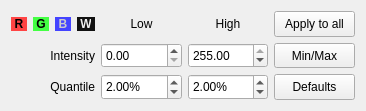
This is Code/Common/Gui/mvdColorBandDynamicsWidget.ui in orfeotoolbox/OTB as Qt 5 draws it before an edit. The edited form follows.
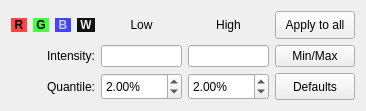
This is the edited form.

Commit message: ENH: Color-dynamics: arbitrary intensity values -- changed QDoubleSpinBox to QLineEdit with QDoubleValidator.

What changed in the file:
```diff
--- a/Code/Common/Gui/mvdColorBandDynamicsWidget.ui
+++ b/Code/Common/Gui/mvdColorBandDynamicsWidget.ui
@@ -17,23 +17,7 @@
    <locale language="C" country="AnyCountry"/>
   </property>
   <layout class="QGridLayout" name="gridLayout">
-   <item row="1" column="0">
-    <widget class="QLabel" name="intensityLabel">
-     <property name="sizePolicy">
-      <sizepolicy hsizetype="Preferred" vsizetype="Minimum">
-       <horstretch>0</horstretch>
-       <verstretch>0</verstretch>
-      </sizepolicy>
-     </property>
-     <property name="text">
-      <string>Intensity</string>
-     </property>
-     <property name="alignment">
-      <set>Qt::AlignRight|Qt::AlignTrailing|Qt::AlignVCenter</set>
-     </property>
-    </widget>
-   </item>
-   <item row="2" column="0">
+   <item row="3" column="0">
     <widget class="QLabel" name="quantileLabel">
      <property name="sizePolicy">
       <sizepolicy hsizetype="Preferred" vsizetype="Minimum">
@@ -42,14 +26,14 @@
       </sizepolicy>
      </property>
      <property name="text">
-      <string>Quantile</string>
+      <string>Quantile:</string>
      </property>
      <property name="alignment">
       <set>Qt::AlignRight|Qt::AlignTrailing|Qt::AlignVCenter</set>
      </property>
     </widget>
    </item>
-   <item row="2" column="2">
+   <item row="3" column="2">
     <widget class="QDoubleSpinBox" name="lowQuantileSpinBox">
      <property name="enabled">
       <bool>true</bool>
@@ -80,31 +64,35 @@
      </property>
     </widget>
    </item>
-   <item row="1" column="3">
-    <widget class="QDoubleSpinBox" name="highIntensitySpinBox">
-     <property name="enabled">
-      <bool>true</bool>
-     </property>
+   <item row="0" column="3">
+    <widget class="QLabel" name="highLabel">
      <property name="sizePolicy">
-      <sizepolicy hsizetype="Minimum" vsizetype="Minimum">
+      <sizepolicy hsizetype="Preferred" vsizetype="Minimum">
        <horstretch>0</horstretch>
        <verstretch>0</verstretch>
       </sizepolicy>
      </property>
-     <property name="toolTip">
-      <string>Set the higher intensity threshold. Values bellow this threshold will be clamped to 255.</string>
+     <property name="text">
+      <string>High</string>
      </property>
-     <property name="frame">
-      <bool>true</bool>
+     <property name="alignment">
+      <set>Qt::AlignCenter</set>
      </property>
-     <property name="suffix">
-      <string/>
+    </widget>
+   </item>
+   <item row="1" column="0">
+    <widget class="QLabel" name="intensityLabel">
+     <property name="sizePolicy">
+      <sizepolicy hsizetype="Preferred" vsizetype="Minimum">
+       <horstretch>0</horstretch>
+       <verstretch>0</verstretch>
+      </sizepolicy>
      </property>
-     <property name="maximum">
-      <double>255.000000000000000</double>
+     <property name="text">
+      <string>Intensity:</string>
      </property>
-     <property name="value">
-      <double>255.000000000000000</double>
+     <property name="alignment">
+      <set>Qt::AlignRight|Qt::AlignTrailing|Qt::AlignVCenter</set>
      </property>
     </widget>
    </item>
@@ -127,85 +115,6 @@
      </property>
     </widget>
    </item>
-   <item row="2" column="4">
-    <widget class="QPushButton" name="defaultsButton">
-     <property name="enabled">
-      <bool>true</bool>
-     </property>
-     <property name="sizePolicy">
-      <sizepolicy hsizetype="Minimum" vsizetype="Minimum">
-       <horstretch>0</horstretch>
-       <verstretch>0</verstretch>
-      </sizepolicy>
-     </property>
-     <property name="toolTip">
-      <string>Reset to default quantiles.</string>
-     </property>
-     <property name="text">
-      <string>Defaults</string>
-     </property>
-    </widget>
-   </item>
-   <item row="0" column="3">
-    <widget class="QLabel" name="highLabel">
-     <property name="sizePolicy">
-      <sizepolicy hsizetype="Preferred" vsizetype="Minimum">
-       <horstretch>0</horstretch>
-       <verstretch>0</verstretch>
-      </sizepolicy>
-     </property>
-     <property name="text">
-      <string>High</string>
-     </property>
-     <property name="alignment">
-      <set>Qt::AlignCenter</set>
-     </property>
-    </widget>
-   </item>
-   <item row="1" column="2">
-    <widget class="QDoubleSpinBox" name="lowIntensitySpinBox">
-     <property name="enabled">
-      <bool>true</bool>
-     </property>
-     <property name="sizePolicy">
-      <sizepolicy hsizetype="Minimum" vsizetype="Minimum">
-       <horstretch>0</horstretch>
-       <verstretch>0</verstretch>
-      </sizepolicy>
-     </property>
-     <property name="toolTip">
-      <string>Set the lower intensity threshold. Values bellow this threshold will be clamped to 0.</string>
-     </property>
-     <property name="frame">
-      <bool>true</bool>
-     </property>
-     <property name="suffix">
-      <string/>
-     </property>
-     <property name="maximum">
-      <double>255.000000000000000</double>
-     </property>
-     <property name="value">
-      <double>0.000000000000000</double>
-     </property>
-    </widget>
-   </item>
-   <item row="0" column="2">
-    <widget class="QLabel" name="lowLabel">
-     <property name="sizePolicy">
-      <sizepolicy hsizetype="Preferred" vsizetype="Minimum">
-       <horstretch>0</horstretch>
-       <verstretch>0</verstretch>
-      </sizepolicy>
-     </property>
-     <property name="text">
-      <string>Low</string>
-     </property>
-     <property name="alignment">
-      <set>Qt::AlignCenter</set>
-     </property>
-    </widget>
-   </item>
    <item row="1" column="4">
     <widget class="QPushButton" name="minMaxButton">
      <property name="enabled">
@@ -225,34 +134,19 @@
      </property>
     </widget>
    </item>
-   <item row="2" column="3">
-    <widget class="QDoubleSpinBox" name="highQuantileSpinBox">
-     <property name="enabled">
-      <bool>true</bool>
-     </property>
+   <item row="0" column="2">
+    <widget class="QLabel" name="lowLabel">
      <property name="sizePolicy">
-      <sizepolicy hsizetype="Minimum" vsizetype="Minimum">
+      <sizepolicy hsizetype="Preferred" vsizetype="Minimum">
        <horstretch>0</horstretch>
        <verstretch>0</verstretch>
       </sizepolicy>
      </property>
-     <property name="toolTip">
-      <string>Percentage of the band histogram ending clipped to obtain higher intensity threshold.</string>
+     <property name="text">
+      <string>Low</string>
      </property>
-     <property name="frame">
-      <bool>true</bool>
-     </property>
-     <property name="suffix">
-      <string>%</string>
-     </property>
-     <property name="maximum">
-      <double>100.000000000000000</double>
-     </property>
-     <property name="singleStep">
-      <double>1.000000000000000</double>
-     </property>
-     <property name="value">
-      <double>2.000000000000000</double>
+     <property name="alignment">
+      <set>Qt::AlignCenter</set>
      </property>
     </widget>
    </item>
@@ -324,6 +218,66 @@
      </item>
     </layout>
    </item>
+   <item row="3" column="3">
+    <widget class="QDoubleSpinBox" name="highQuantileSpinBox">
+     <property name="enabled">
+      <bool>true</bool>
+     </property>
+     <property name="sizePolicy">
+      <sizepolicy hsizetype="Minimum" vsizetype="Minimum">
+       <horstretch>0</horstretch>
+       <verstretch>0</verstretch>
+      </sizepolicy>
+     </property>
+     <property name="toolTip">
+      <string>Percentage of the band histogram ending clipped to obtain higher intensity threshold.</string>
+     </property>
+     <property name="frame">
+      <bool>true</bool>
+     </property>
+     <property name="suffix">
+      <string>%</string>
+     </property>
+     <property name="maximum">
+      <double>100.000000000000000</double>
+     </property>
+     <property name="singleStep">
+      <double>1.000000000000000</double>
+     </property>
+     <property name="value">
+      <double>2.000000000000000</double>
+     </property>
+    </widget>
+   </item>
+   <item row="3" column="4">
+    <widget class="QPushButton" name="defaultsButton">
+     <property name="enabled">
+      <bool>true</bool>
+     </property>
+     <property name="sizePolicy">
+      <sizepolicy hsizetype="Minimum" vsizetype="Minimum">
+       <horstretch>0</horstretch>
+       <verstretch>0</verstretch>
+      </sizepolicy>
+     </property>
+     <property name="toolTip">
+      <string>Reset to default quantiles.</string>
+     </property>
+     <property name="text">
+      <string>Defaults</string>
+     </property>
+    </widget>
+   </item>
+   <item row="1" column="2">
+    <widget class="QLineEdit" name="lowIntensityLineEdit">
+     <property name="frame">
+      <bool>true</bool>
+     </property>
+    </widget>
+   </item>
+   <item row="1" column="3">
+    <widget class="QLineEdit" name="highIntensityLineEdit"/>
+   </item>
   </layout>
  </widget>
  <resources/>
```
The commit also changes 2 other files.
